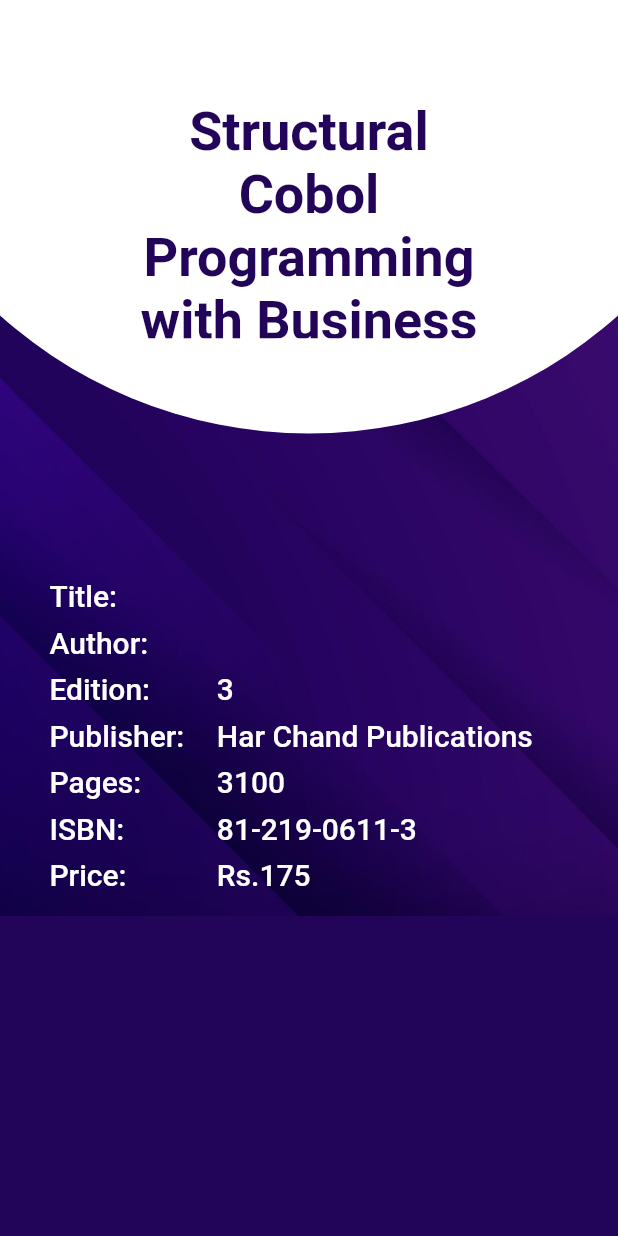
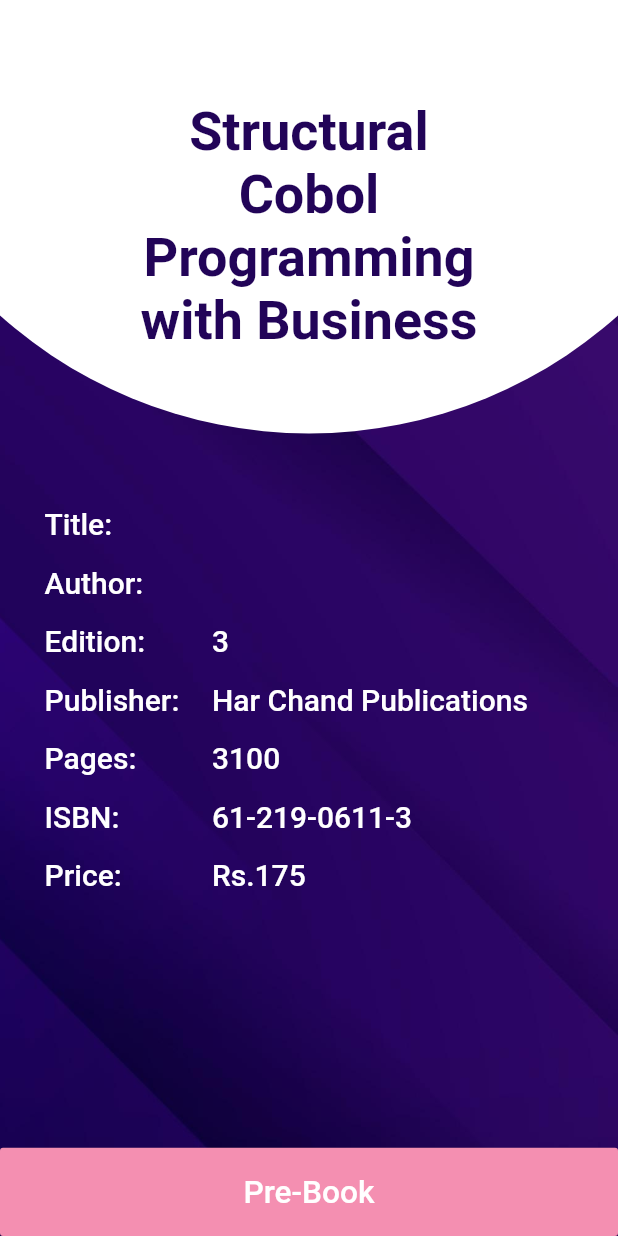
Before and after one commit to Siva-PythonPirates/Lib_Manage_App, a Flutter app: the BookDetails screen opened directly with empty values, on a phone screen of 412 x 824 dp. Run offline on Flutter 3.47's test engine with Material 2 defaults, Android fonts, the phone set to English and light mode, and no system bars; our stand-ins replace built_collection, built_value, carousel_slider, curved_navigation_bar, flutter_spinkit; missing offline and left inert: flutter_state_notifier; network calls fail.

Commit message:
Book Details Page modified

```diff
--- a/lib/views/book_details.dart
+++ b/lib/views/book_details.dart
@@ -40,6 +40,7 @@
             backgroundColor: bgColor,
             body: Stack(alignment: Alignment.center, children: [
               Container(
+                height: MediaQuery.of(context).size.height,
                 decoration: BoxDecoration(
                   image: DecorationImage(
                     image: AssetImage("assets/images/login_bg.jpg"),
@@ -48,7 +49,7 @@
                 ),
                 child: Padding(
                   padding: EdgeInsets.symmetric(
-                      horizontal: screenSize.width * 0.08, vertical: 16),
+                      horizontal: screenSize.width * 0.06, vertical: 16),
                   child: SingleChildScrollView(
                     child: Row(
                       children: [
@@ -56,7 +57,7 @@
                           crossAxisAlignment: CrossAxisAlignment.start,
                           children: [
                             SizedBox(
-                              height: imp.getSize(context, 350),
+                              height: imp.getSize(context, 300),
                             ),
                             /* SizedBox(
                               height: screenSize.height * 0.3,
@@ -67,7 +68,11 @@
                               ),
                             ),*/
                             //const SizedBox(height: 16),
-                            Row(
+                            Padding(
+                              padding: const EdgeInsets.all(5.0),
+                              child: Row(
+
+                                crossAxisAlignment: CrossAxisAlignment.start,
                                 children: [
                                   SizedBox(
                                       width: imp.getSize(context, 100),
@@ -97,8 +102,13 @@
                                   ),
                                 ],
                               ),
-                            const SizedBox(height: 8),
-                            Row(
+                            ),
+                            const SizedBox(height: 6),
+                            Padding(
+                              padding: const EdgeInsets.all(5.0),
+                              child: Row(
+                                crossAxisAlignment: CrossAxisAlignment.start,
+
                                 children: [
                                   SizedBox(
                                       width: imp.getSize(context, 100),
@@ -125,8 +135,13 @@
                                   ),
                                 ],
                               ),
-                            const SizedBox(height: 8),
-                            Row(
+                            ),
+                            const SizedBox(height: 6),
+                            Padding(
+                              padding: const EdgeInsets.all(5.0),
+                              child: Row(
+                                crossAxisAlignment: CrossAxisAlignment.start,
+
                                 children: [
                                   SizedBox(
                                       width: imp.getSize(
@@ -154,8 +169,13 @@
                                   ),
                                 ],
                               ),
-                            const SizedBox(height: 8),
-                            Row(
+                            ),
+                            const SizedBox(height: 6),
+                            Padding(
+                              padding: const EdgeInsets.all(5.0),
+                              child: Row(
+                                crossAxisAlignment: CrossAxisAlignment.start,
+
                                 children: [
                                   SizedBox(
                                       width: imp.getSize(
@@ -183,8 +203,13 @@
                                   ),
                                 ],
                               ),
-                            const SizedBox(height: 8),
-                            Row(
+                            ),
+                            const SizedBox(height: 6),
+                            Padding(
+                              padding: const EdgeInsets.all(5.0),
+                              child: Row(
+                                crossAxisAlignment: CrossAxisAlignment.start,
+
                                 children: [
                                   SizedBox(
                                       width: imp.getSize(
@@ -212,8 +237,13 @@
                                   ),
                                 ],
                               ),
-                            const SizedBox(height: 8),
-                            Row(
+                            ),
+                            const SizedBox(height: 6),
+                            Padding(
+                              padding: const EdgeInsets.all(5.0),
+                              child: Row(
+                                crossAxisAlignment: CrossAxisAlignment.start,
+
                                 children: [
                                   SizedBox(
                                       width: imp.getSize(
@@ -230,7 +260,7 @@
                                   SizedBox(
                                     width: imp.getSize(context, 200),
                                     child: Text(
-                                    '81-219-0611-3',
+                                      '61-219-0611-3',
                                       style: Theme.of(context)
                                           .textTheme
                                           .headline6
@@ -241,8 +271,13 @@
                                   ),
                                 ],
                               ),
-                            const SizedBox(height: 8),
-                            Row(
+                            ),
+                            const SizedBox(height: 6),
+                            Padding(
+                              padding: const EdgeInsets.all(5.0),
+                              child: Row(
+                                crossAxisAlignment: CrossAxisAlignment.start,
+
                                 children: [
                                   SizedBox(
                                       width: imp.getSize(
@@ -270,6 +305,7 @@
                                   ),
                                 ],
                               ),
+                            ),
                           ],
                         ),
                       ],
@@ -291,8 +327,8 @@
               Positioned(
                 top: imp.getSize(context, imp.getSize(context, 60)),
                 child: SizedBox(
-                  width: imp.getSize(context, 242),
-                  height: imp.getSize(context, 150),
+                  width: imp.getSize(context, 240),
+                  height: imp.getSize(context, 152),
                   child: Flexible(
                     child: Text(
                       'Structural Cobol Programming with Business Applications',
@@ -306,6 +342,15 @@
                 ),
               ),
             ]),
+      floatingActionButton: MaterialButton(
+        color: Colors.pink[200],
+        onPressed: (){},
+        child: Container(width:double.infinity,child: Text('Pre-Book',style: TextStyle(
+          color: Colors.white,
+          fontSize: imp.getSize(context, 20),
+        ),textAlign: TextAlign.center,),padding: EdgeInsets.symmetric(vertical:imp.getSize(context, 16)),),
+      ),
+      floatingActionButtonLocation: FloatingActionButtonLocation.centerDocked,
           );
   }
 
```
Lines whose indentation alone changed are shown as unchanged.
